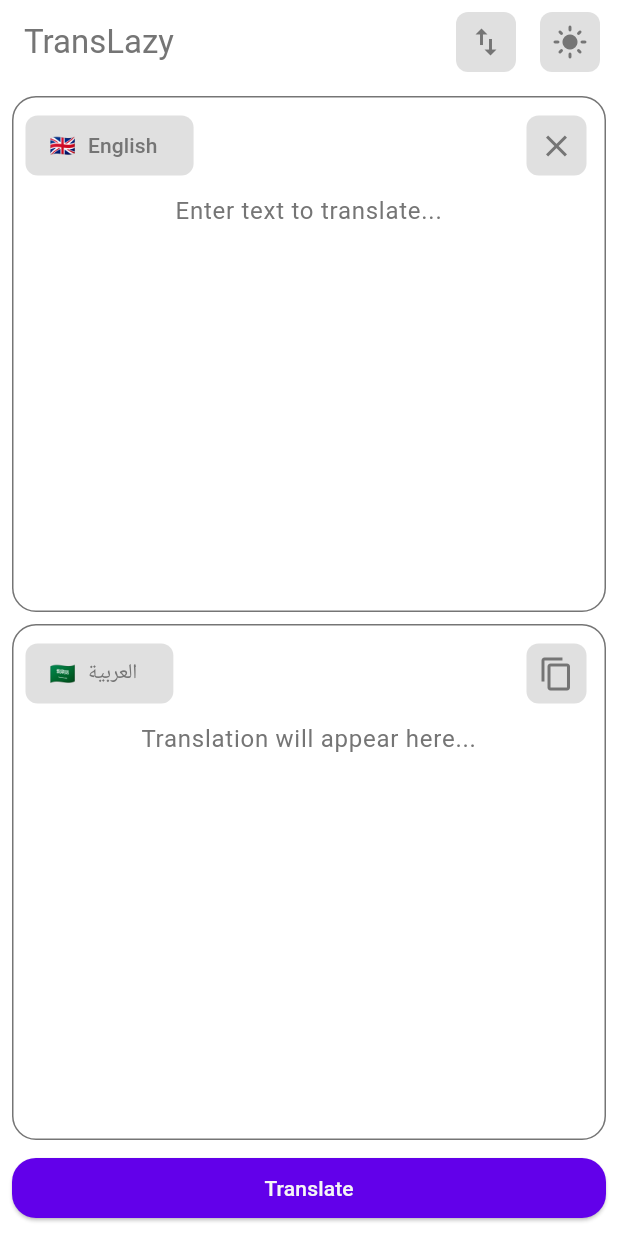
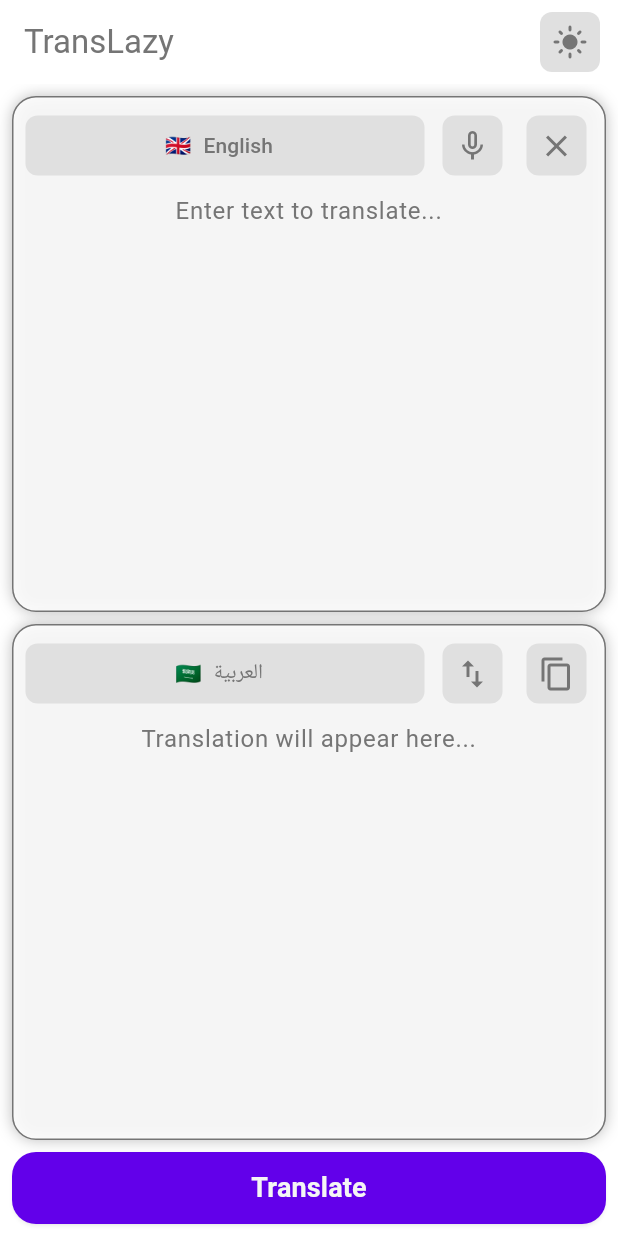
Before and after one commit to jhonny1994/translazy, a Flutter app: the screen it shows after launch, on a phone screen of 412 x 824 dp. Run offline on Flutter 3.47's test engine with Material 3 defaults, Android fonts, the phone set to English and light mode, and no system bars; our stand-ins replace device_preview, dio, flutter_riverpod, freezed_annotation, gap, shared_preferences and 1 more.

Commit message:
added speech to text functionality

```diff
--- a/lib/presentation/home_screen.dart
+++ b/lib/presentation/home_screen.dart
@@ -2,6 +2,7 @@ import 'package:flutter/material.dart';
 import 'package:flutter/services.dart';
 import 'package:flutter_riverpod/flutter_riverpod.dart';
 import 'package:gap/gap.dart';
+import 'package:speech_to_text/speech_to_text.dart' as stt;
 import 'package:translazy/core/supported_languages.dart';
 import 'package:translazy/presentation/widgets/custom_icon_button.dart';
 import 'package:translazy/presentation/widgets/language_selector_button.dart';
@@ -19,15 +20,52 @@ class HomeScreen extends ConsumerStatefulWidget {
 
 class _HomeScreenState extends ConsumerState<HomeScreen> {
   late String sourceLang;
+  late String targetLang;
+
   TextEditingController sourceTextController = TextEditingController();
-  late String targetLang;
   TextEditingController translatedTextController = TextEditingController();
+
+  late stt.SpeechToText _speech;
+  bool _isListening = false;
 
   @override
   void initState() {
     super.initState();
     sourceLang = 'en';
     targetLang = 'ar';
+    _speech = stt.SpeechToText();
+  }
+
+  Future<void> _startListening() async {
+    if (!_isListening) {
+      final available = await _speech.initialize();
+      if (available) {
+        setState(() => _isListening = true);
+        if (mounted) {
+          FocusScope.of(context).requestFocus(FocusNode());
+        }
+        await _speech.listen(
+          onResult: (val) => setState(() {
+            sourceTextController.text = val.recognizedWords;
+          }),
+        );
+      } else {
+        if (mounted) {
+          ScaffoldMessenger.of(context).showSnackBar(
+            const SnackBar(
+              content: Text(
+                'Speech recognition is not available. Please check your microphone settings.',
+              ),
+            ),
+          );
+        }
+      }
+    }
+  }
+
+  Future<void> _stopListening() async {
+    setState(() => _isListening = false);
+    await _speech.stop();
   }
 
   void showLanguageBottomSheet(
@@ -54,7 +92,7 @@ class _HomeScreenState extends ConsumerState<HomeScreen> {
                 title: Text(
                   '${SupportedLanguages.getFlag(entry.key)} ${SupportedLanguages.getLanguage(entry.key)}',
                 ),
-                onTap: isDisabled
+                onTap: isDisabled || _isListening
                     ? null
                     : () {
                         setState(() {
@@ -106,15 +144,6 @@ class _HomeScreenState extends ConsumerState<HomeScreen> {
       appBar: AppBar(
         title: const Text('TransLazy'),
         actions: [
-          CustomIconButton(
-            icon: Icons.swap_vert,
-            onPressed: translationState.isLoading ||
-                    translationState.translation != null
-                ? null
-                : switchLanguages,
-            tooltip: 'Switch languages',
-          ),
-          const Gap(8),
           IconButton(
             onPressed: () => ref.read(themeNotifierProvider.notifier).toggle(),
             icon: Icon(
@@ -136,17 +165,29 @@ class _HomeScreenState extends ConsumerState<HomeScreen> {
                   children: [
                     Row(
                       children: [
-                        LanguageSelectorButton(
+                        Expanded(
+                          child: LanguageSelectorButton(
                             languageCode: sourceLang,
                             onTap: () => showLanguageBottomSheet(
                               context,
                               isSourceLang: true,
                             ),
                           ),
-                        const Spacer(),
+                        ),
+                        const Gap(8),
+                        CustomIconButton(
+                          icon: _isListening ? Icons.mic : Icons.mic_none,
+                          onPressed:
+                              _isListening ? _stopListening : _startListening,
+                          tooltip: _isListening
+                              ? 'Stop listening'
+                              : 'Start listening',
+                        ),
+                        const Gap(8),
                         CustomIconButton(
                           icon: Icons.clear,
-                          onPressed: translationState.isLoading ||
+                          onPressed: _isListening ||
+                                  translationState.isLoading ||
                                   translationState.translation != null
                               ? () {}
                               : () => sourceTextController.clear(),
@@ -157,7 +198,7 @@ class _HomeScreenState extends ConsumerState<HomeScreen> {
                     LanguageTextField(
                       controller: sourceTextController,
                       hintText: 'Enter text to translate...',
-                      isReadOnly: translationState.isLoading,
+                      isReadOnly: _isListening || translationState.isLoading,
                     ),
                   ],
                 ),
@@ -168,17 +209,32 @@ class _HomeScreenState extends ConsumerState<HomeScreen> {
                   children: [
                     Row(
                       children: [
-                        LanguageSelectorButton(
+                        Expanded(
+                          child: LanguageSelectorButton(
                             languageCode: targetLang,
-                          onTap: () => showLanguageBottomSheet(
+                            onTap: () => _isListening
+                                ? null
+                                : showLanguageBottomSheet(
                                     context,
                                     isSourceLang: false,
                                   ),
                           ),
-                        const Spacer(),
+                        ),
+                        const Gap(8),
+                        CustomIconButton(
+                          icon: Icons.swap_vert,
+                          onPressed: _isListening ||
+                                  translationState.isLoading ||
+                                  translationState.translation != null
+                              ? null
+                              : switchLanguages,
+                          tooltip: 'Switch languages',
+                        ),
+                        const Gap(8),
                         CustomIconButton(
                           icon: Icons.copy,
-                          onPressed: translationState.isLoading ||
+                          onPressed: _isListening ||
+                                  translationState.isLoading ||
                                   translationState.translation == null
                               ? () {}
                               : () {
@@ -208,8 +264,9 @@ class _HomeScreenState extends ConsumerState<HomeScreen> {
               ),
               const Gap(8),
               ElevatedButton(
-                onPressed:
-                    translationState.isLoading || translationState.error != null
+                onPressed: _isListening ||
+                        translationState.isLoading ||
+                        translationState.error != null
                     ? null
                     : () {
                         if (translationState.translation != null) {
@@ -225,13 +282,19 @@ class _HomeScreenState extends ConsumerState<HomeScreen> {
                         }
                       },
                 style: ElevatedButton.styleFrom(
-                  minimumSize: const Size.fromHeight(40),
+                  minimumSize: const Size.fromHeight(48),
                   shape: RoundedRectangleBorder(
                     borderRadius: BorderRadius.circular(16),
                   ),
+                  padding: const EdgeInsets.symmetric(vertical: 8),
+                  shadowColor: Colors.black.withOpacity(0.3),
                 ),
                 child: Text(
                   translationState.translation != null ? 'Clear' : 'Translate',
+                  style: const TextStyle(
+                    fontSize: 18,
+                    fontWeight: FontWeight.bold,
+                  ),
                 ),
               ),
             ],
--- a/lib/presentation/widgets/text_display_container.dart
+++ b/lib/presentation/widgets/text_display_container.dart
@@ -14,6 +14,10 @@ class TextDisplayContainer extends StatelessWidget {
         decoration: BoxDecoration(
           border: Border.all(color: Colors.grey[600]!),
           borderRadius: BorderRadius.circular(16),
+          color: Theme.of(context).colorScheme.surface.withOpacity(0.85),
+          boxShadow: const [
+            BoxShadow(blurRadius: 8, color: Colors.black26),
+          ],
         ),
         child: child,
       ),
--- a/pubspec.yaml
+++ b/pubspec.yaml
@@ -17,6 +17,7 @@ dependencies:
   gap: ^3.0.1
   json_annotation: ^4.9.0
   shared_preferences: ^2.3.3
+  speech_to_text: ^7.0.0
 
 dev_dependencies:
   build_runner: ^2.4.13
```
Also changed, not shown: pubspec.lock, 1 other file. Lines whose indentation alone changed are shown as unchanged.
